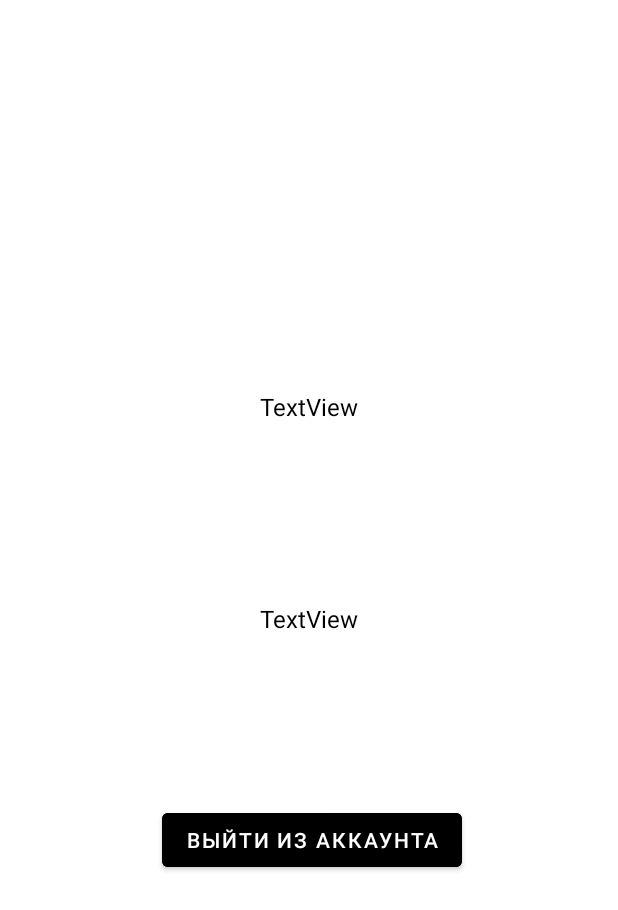
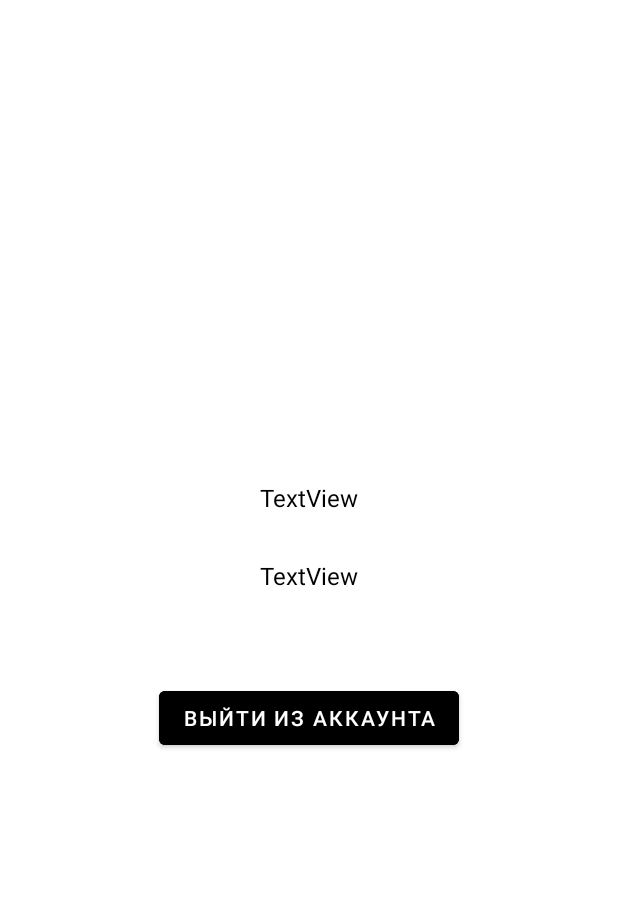
Before and after one commit to soni1541/LR9_Google, an Android app: the layout activity_main2.xml on its own in the app's theme, with its tools: preview values and no code run, on a phone screen of 412 x 824 dp. Shown: the top 910 px of the screen. Run offline under Robolectric (Android 15) with nearby library versions, the phone set to English and light mode, and no system bars.

Commit message:
Успешный выход из аккаунта

```diff
--- a/app/src/main/res/layout/activity_main2.xml
+++ b/app/src/main/res/layout/activity_main2.xml
@@ -6,37 +6,37 @@
     android:layout_height="match_parent"
     tools:context=".MainActivity2">
 
-    <Button
-        android:id="@+id/button"
-        android:layout_width="wrap_content"
-        android:layout_height="wrap_content"
-        android:layout_marginTop="536dp"
-        android:layout_marginEnd="104dp"
-        android:backgroundTint="#000000"
-        android:text="Выйти из аккаунта"
-        app:layout_constraintEnd_toEndOf="parent"
-        app:layout_constraintTop_toTopOf="parent" />
+    <LinearLayout
+        android:layout_width="match_parent"
+        android:layout_height="match_parent"
+        android:gravity="center"
+        android:orientation="vertical">
 
         <TextView
             android:id="@+id/textView_username"
             android:layout_width="wrap_content"
             android:layout_height="wrap_content"
-        android:layout_marginTop="260dp"
             android:text="TextView"
             android:textColor="#000000"
-        android:textSize="16sp"
-        app:layout_constraintEnd_toEndOf="parent"
-        app:layout_constraintStart_toStartOf="parent"
-        app:layout_constraintTop_toTopOf="parent" />
+            android:textSize="16sp" />
 
         <TextView
             android:id="@+id/textView_email"
             android:layout_width="wrap_content"
             android:layout_height="wrap_content"
+            android:layout_marginTop="30dp"
             android:text="TextView"
             android:textColor="#000000"
-        android:textSize="16sp"
-        app:layout_constraintBottom_toBottomOf="parent"
-        app:layout_constraintStart_toStartOf="@+id/textView_username"
-        app:layout_constraintTop_toTopOf="parent" />
+            android:textSize="16sp" />
+
+        <Button
+            android:id="@+id/button_exit"
+            android:layout_width="wrap_content"
+            android:layout_height="wrap_content"
+            android:layout_marginTop="60dp"
+            android:backgroundTint="#000000"
+            android:onClick="SignOut"
+            android:text="Выйти из аккаунта" />
+    </LinearLayout>
+
 </androidx.constraintlayout.widget.ConstraintLayout>
```
Also changed, not shown: app/src/main/java/com/example/lr9_google/MainActivity.java (+13 -8 lines), app/src/main/java/com/example/lr9_google/MainActivity2.java (+38 -0 lines), app/src/main/res/layout/activity_main.xml (+7 -0 lines). Lines whose indentation alone changed are shown as unchanged.
